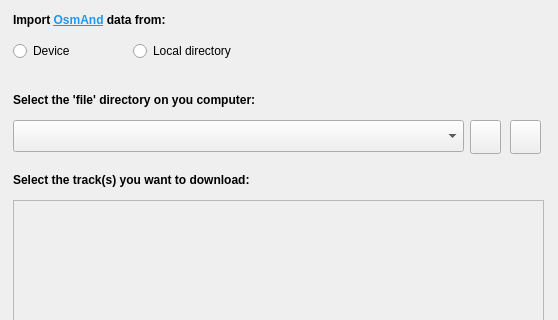
sylsta/OsmAnd_bridge, file OsmAnd_bridge_import_dialog.ui: the form before one commit; both pictures show x 0 to 558 and y 0 to 320 of the 558 by 649 pixel window.
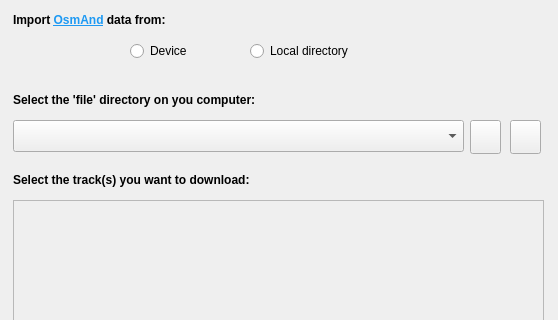
The form after the commit. Icons and pictures are not drawn. Custom widgets are drawn as their Qt base class.

What changed in the file:
```diff
--- a/OsmAnd_bridge_import_dialog.ui
+++ b/OsmAnd_bridge_import_dialog.ui
@@ -241,7 +241,7 @@
   <widget class="QRadioButton" name="rBdevice">
    <property name="geometry">
     <rect>
-     <x>13</x>
+     <x>130</x>
      <y>40</y>
      <width>105</width>
      <height>22</height>
@@ -257,7 +257,7 @@
   <widget class="QRadioButton" name="rBdir">
    <property name="geometry">
     <rect>
-     <x>133</x>
+     <x>250</x>
      <y>40</y>
      <width>151</width>
      <height>22</height>
```
